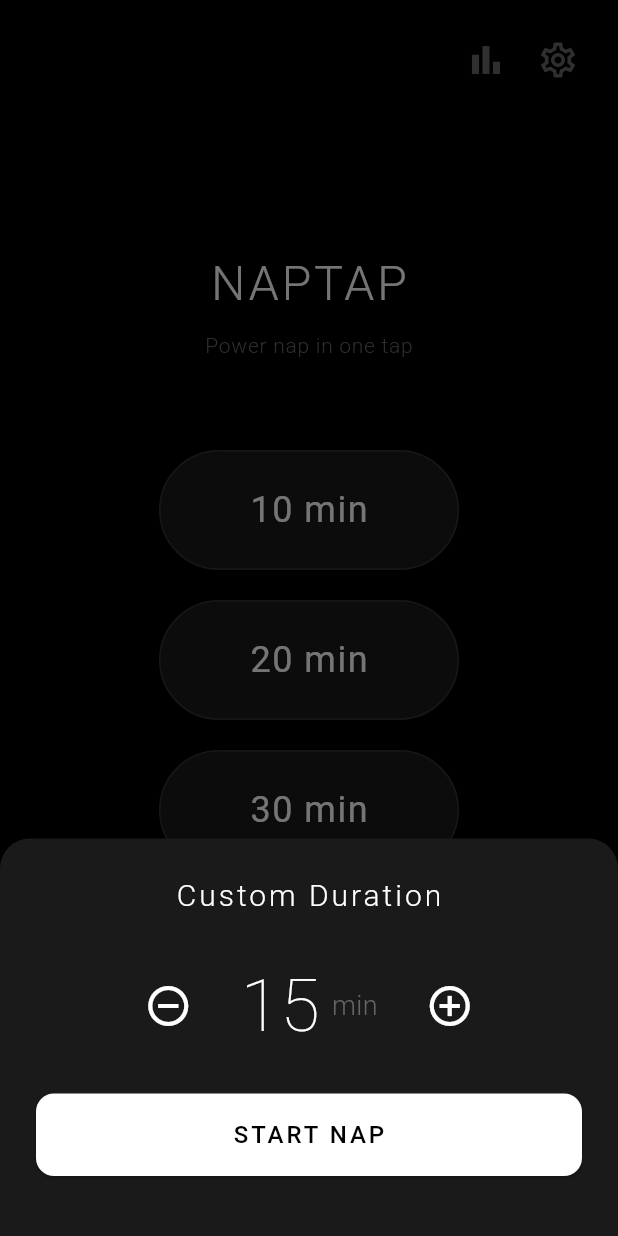
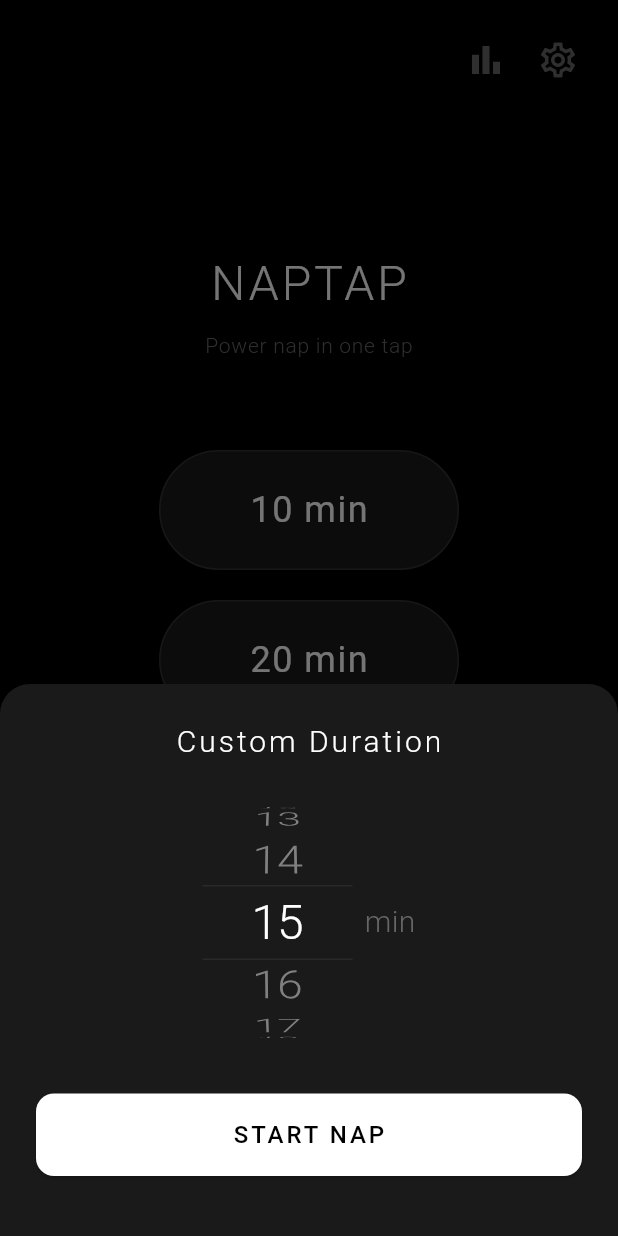
Before and after one commit to alphagamer7/naptap, a Flutter app: the screen it shows after launch, after a tap on "Custom time", on a phone screen of 412 x 824 dp. Run offline on Flutter 3.47's test engine with Material 3 defaults, Android fonts, the phone set to English and light mode, and no system bars; our stand-ins replace flutter_local_notifications, just_audio, pedometer, shared_preferences, sqflite, vibration and 1 more; missing offline and left inert: audio_session, flutter_foreground_task; accounts and stored records are empty.

Commit message:
Fix alarm and add wheel picker for custom time
- Added flutter_local_notifications for alarm sound in silent mode
- Replaced +/- buttons with Cupertino wheel picker for custom duration
- Added notification service to trigger iOS notifications for alarm
- Added debug logging throughout alarm flow
- Created Android raw resource for alarm sound

🤖 Generated with [Claude Code](https://claude.com/claude-code)

Co-Authored-By: Claude Opus 4.5 <noreply@anthropic.com>

```diff
--- a/lib/main.dart
+++ b/lib/main.dart
@@ -5,6 +5,7 @@ import 'theme/app_theme.dart';
 import 'screens/home_screen.dart';
 import 'services/settings_service.dart';
 import 'services/timer_service.dart';
+import 'services/notification_service.dart';
 
 void main() async {
   WidgetsFlutterBinding.ensureInitialized();
@@ -26,6 +27,10 @@ void main() async {
   final settingsService = await SettingsService.getInstance();
   final timerService = TimerService.getInstance();
   await timerService.initialize();
+
+  // Initialize notification service for alarm sounds
+  final notificationService = NotificationService.getInstance();
+  await notificationService.initialize();
 
   runApp(NapTapApp(settingsService: settingsService));
 }
--- a/lib/screens/home_screen.dart
+++ b/lib/screens/home_screen.dart
@@ -1,4 +1,5 @@
 import 'package:flutter/material.dart';
+import 'package:flutter/cupertino.dart';
 import 'package:flutter/services.dart';
 import '../theme/app_theme.dart';
 import '../widgets/nap_button.dart';
@@ -72,25 +73,46 @@ class _HomeScreenState extends State<HomeScreen> {
                   letterSpacing: 2,
                 ),
               ),
-              const SizedBox(height: 24),
-              Row(
+              const SizedBox(height: 16),
+              // Wheel picker
+              SizedBox(
+                height: 180,
+                child: Row(
                   mainAxisAlignment: MainAxisAlignment.center,
                   children: [
-                  IconButton(
-                    onPressed: () {
-                      if (tempMinutes > 1) {
-                        setModalState(() => tempMinutes--);
-                      }
+                    // Minutes wheel
+                    SizedBox(
+                      width: 100,
+                      child: CupertinoPicker(
+                        scrollController: FixedExtentScrollController(
+                          initialItem: tempMinutes - 1,
+                        ),
+                        itemExtent: 50,
+                        selectionOverlay: Container(
+                          decoration: BoxDecoration(
+                            border: Border.symmetric(
+                              horizontal: BorderSide(
+                                color: AppTheme.lightGrey.withAlpha(50),
+                                width: 1,
+                              ),
+                            ),
+                          ),
+                        ),
+                        onSelectedItemChanged: (index) {
+                          setModalState(() => tempMinutes = index + 1);
                         },
-                    icon: const Icon(Icons.remove_circle_outline, color: AppTheme.white, size: 32),
-                  ),
-                  const SizedBox(width: 24),
-                  Text(
-                    '$tempMinutes',
+                        children: List.generate(120, (index) {
+                          return Center(
+                            child: Text(
+                              '${index + 1}',
                               style: const TextStyle(
                                 color: AppTheme.white,
-                      fontSize: 48,
-                      fontWeight: FontWeight.w200,
+                                fontSize: 32,
+                                fontWeight: FontWeight.w300,
+                              ),
+                            ),
+                          );
+                        }),
                       ),
                     ),
                     const SizedBox(width: 8),
@@ -98,20 +120,12 @@ class _HomeScreenState extends State<HomeScreen> {
                       'min',
                       style: TextStyle(
                         color: AppTheme.lightGrey,
-                      fontSize: 18,
+                        fontSize: 20,
                         fontWeight: FontWeight.w300,
                       ),
                     ),
-                  const SizedBox(width: 24),
-                  IconButton(
-                    onPressed: () {
-                      if (tempMinutes < 120) {
-                        setModalState(() => tempMinutes++);
-                      }
-                    },
-                    icon: const Icon(Icons.add_circle_outline, color: AppTheme.white, size: 32),
+                  ],
                 ),
-                ],
               ),
               const SizedBox(height: 24),
               SizedBox(
--- /dev/null
+++ b/lib/services/notification_service.dart
@@ -0,0 +1,99 @@
+import 'package:flutter_local_notifications/flutter_local_notifications.dart';
+import 'package:flutter/foundation.dart';
+
+class NotificationService {
+  static NotificationService? _instance;
+  final FlutterLocalNotificationsPlugin _notifications = FlutterLocalNotificationsPlugin();
+  bool _initialized = false;
+
+  NotificationService._();
+
+  static NotificationService getInstance() {
+    _instance ??= NotificationService._();
+    return _instance!;
+  }
+
+  Future<void> initialize() async {
+    if (_initialized) return;
+
+    const androidSettings = AndroidInitializationSettings('@mipmap/ic_launcher');
+    const iosSettings = DarwinInitializationSettings(
+      requestAlertPermission: true,
+      requestBadgePermission: true,
+      requestSoundPermission: true,
+      requestCriticalPermission: true, // Critical alerts bypass silent mode
+    );
+
+    const settings = InitializationSettings(
+      android: androidSettings,
+      iOS: iosSettings,
+    );
+
+    await _notifications.initialize(settings);
+    _initialized = true;
+    debugPrint('NotificationService: Initialized');
+
+    // Request permissions on iOS
+    await _requestPermissions();
+  }
+
+  Future<void> _requestPermissions() async {
+    final iOS = _notifications.resolvePlatformSpecificImplementation<
+        IOSFlutterLocalNotificationsPlugin>();
+    if (iOS != null) {
+      await iOS.requestPermissions(
+        alert: true,
+        badge: true,
+        sound: true,
+        critical: true, // Request critical alert permission for silent mode
+      );
+      debugPrint('NotificationService: iOS permissions requested');
+    }
+  }
+
+  /// Show alarm notification that plays sound even in silent mode
+  Future<void> showAlarmNotification() async {
+    debugPrint('NotificationService: Showing alarm notification');
+
+    const androidDetails = AndroidNotificationDetails(
+      'naptap_alarm',
+      'NapTap Alarm',
+      channelDescription: 'Wake up alarm for NapTap',
+      importance: Importance.max,
+      priority: Priority.max,
+      playSound: true,
+      sound: RawResourceAndroidNotificationSound('alarm'),
+      enableVibration: true,
+      ongoing: true,
+      autoCancel: false,
+      fullScreenIntent: true,
+      category: AndroidNotificationCategory.alarm,
+    );
+
+    const iosDetails = DarwinNotificationDetails(
+      presentAlert: true,
+      presentBadge: true,
+      presentSound: true,
+      sound: 'alarm.mp3',
+      interruptionLevel: InterruptionLevel.timeSensitive,
+    );
+
+    const details = NotificationDetails(
+      android: androidDetails,
+      iOS: iosDetails,
+    );
+
+    await _notifications.show(
+      0,
+      'Wake Up!',
+      'Your nap time is over. Walk 10 steps to dismiss.',
+      details,
+    );
+    debugPrint('NotificationService: Alarm notification shown');
+  }
+
+  Future<void> cancelAlarmNotification() async {
+    await _notifications.cancel(0);
+    debugPrint('NotificationService: Alarm notification cancelled');
+  }
+}
--- a/pubspec.yaml
+++ b/pubspec.yaml
@@ -34,6 +34,9 @@ dependencies:
   # Step counter for walk-to-dismiss
   pedometer: ^4.0.2
 
+  # Local notifications for alarm (works in silent mode)
+  flutter_local_notifications: ^18.0.1
+
 dev_dependencies:
   flutter_test:
     sdk: flutter
```
Also changed, not shown: lib/screens/nap_screen.dart (+16 -0 lines), lib/services/timer_service.dart (+20 -3 lines), pubspec.lock, 2 other files. Lines whose indentation alone changed are shown as unchanged.
